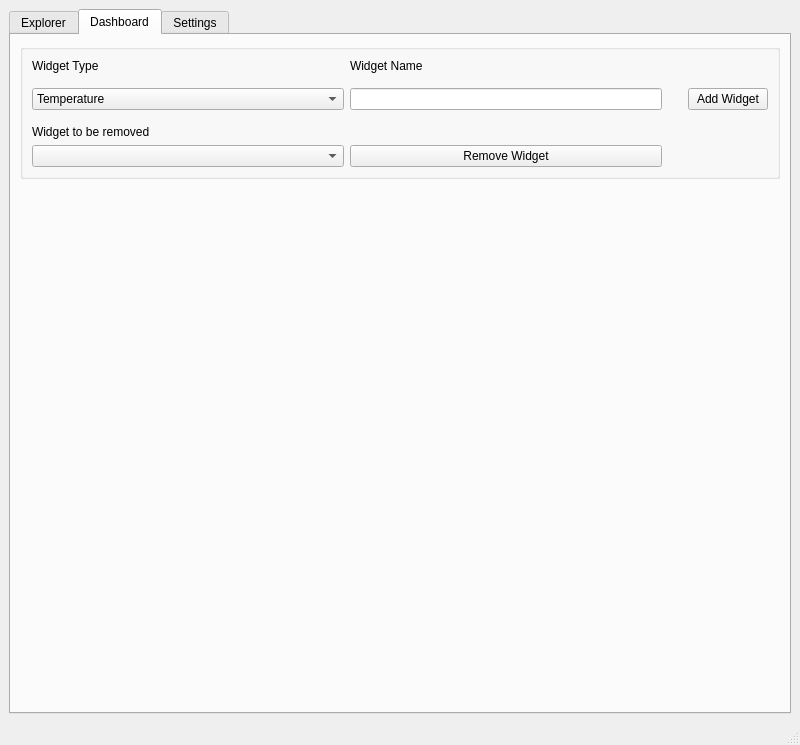
First picture: the form in src/mainwindow.ui, repository petak5/ICP, before the edit.
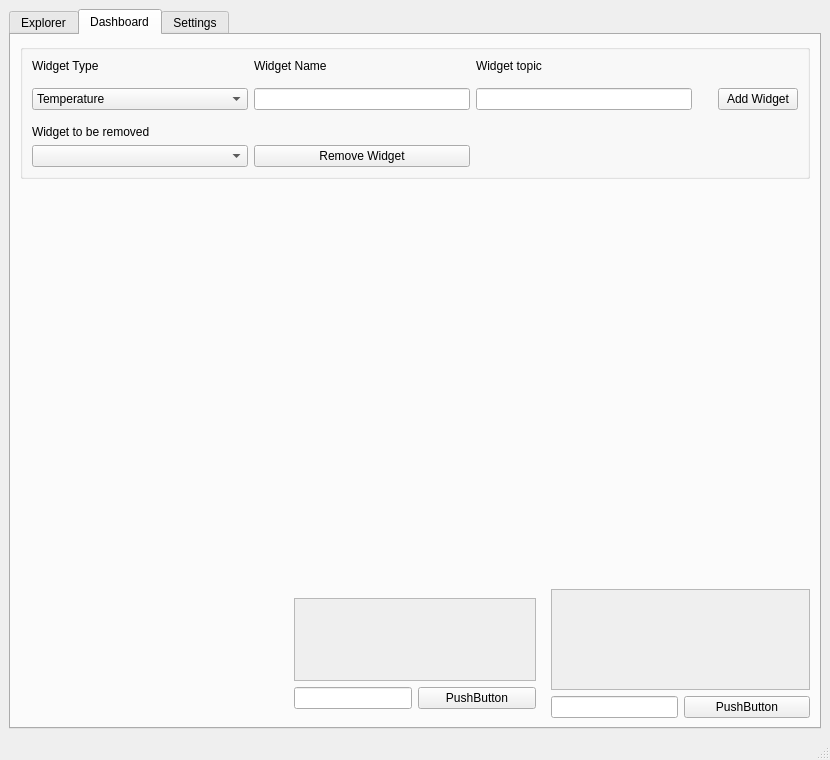
Second picture: the form after the edit.

Commit message: Added topic selection and basic views to dashboard

Diff of the .ui file:
```diff
--- a/src/mainwindow.ui
+++ b/src/mainwindow.ui
@@ -6,8 +6,8 @@
    <rect>
     <x>0</x>
     <y>0</y>
-    <width>800</width>
-    <height>745</height>
+    <width>830</width>
+    <height>760</height>
    </rect>
   </property>
   <property name="windowTitle">
@@ -324,7 +324,7 @@
              </property>
             </widget>
            </item>
-           <item row="1" column="2">
+           <item row="1" column="3">
             <spacer name="verticalSpacer">
              <property name="orientation">
               <enum>Qt::Vertical</enum>
@@ -340,7 +340,7 @@
              </property>
             </spacer>
            </item>
-           <item row="1" column="3">
+           <item row="1" column="4">
             <widget class="QPushButton" name="widgetAddButton">
              <property name="text">
               <string>Add Widget</string>
@@ -367,6 +367,13 @@
              </property>
             </widget>
            </item>
+           <item row="2" column="0">
+            <widget class="QLabel" name="label_3">
+             <property name="text">
+              <string>Widget to be removed</string>
+             </property>
+            </widget>
+           </item>
            <item row="1" column="0">
             <widget class="QComboBox" name="widgetAddBox">
              <property name="sizePolicy">
@@ -387,10 +394,13 @@
              </item>
             </widget>
            </item>
-           <item row="2" column="0">
-            <widget class="QLabel" name="label_3">
+           <item row="1" column="2">
+            <widget class="QLineEdit" name="widgetTopicText"/>
+           </item>
+           <item row="0" column="2">
+            <widget class="QLabel" name="widgetTopicLabel">
              <property name="text">
-              <string>Widget to be removed</string>
+              <string>Widget topic</string>
              </property>
             </widget>
            </item>
@@ -402,41 +412,125 @@
           <property name="sizeConstraint">
            <enum>QLayout::SetDefaultConstraint</enum>
           </property>
+          <item row="1" column="1">
+           <widget class="QWidget" name="widget_5" native="true"/>
+          </item>
           <item row="1" column="2">
            <widget class="QWidget" name="widget_6" native="true"/>
           </item>
           <item row="0" column="2">
            <widget class="QWidget" name="widget_3" native="true"/>
           </item>
-          <item row="2" column="2">
-           <widget class="QWidget" name="widget_9" native="true"/>
-          </item>
-          <item row="2" column="1">
-           <widget class="QWidget" name="widget_8" native="true"/>
-          </item>
-          <item row="1" column="1">
-           <widget class="QWidget" name="widget_5" native="true"/>
-          </item>
           <item row="0" column="1">
            <widget class="QWidget" name="widget_2" native="true"/>
           </item>
           <item row="0" column="0">
            <widget class="QWidget" name="widget_1" native="true"/>
           </item>
-          <item row="1" column="0">
-           <widget class="QWidget" name="widget_4" native="true"/>
-          </item>
-          <item row="2" column="0">
-           <widget class="QWidget" name="widget_7" native="true"/>
-          </item>
           <item row="3" column="0">
            <widget class="QWidget" name="widget_10" native="true"/>
           </item>
+          <item row="2" column="2">
+           <widget class="QWidget" name="widget_9" native="true"/>
+          </item>
+          <item row="1" column="0">
+           <widget class="QWidget" name="widget_4" native="true"/>
+          </item>
           <item row="3" column="1">
-           <widget class="QWidget" name="widget_11" native="true"/>
+           <widget class="QWidget" name="gridWidget" native="true">
+            <layout class="QGridLayout" name="gridLayout_4">
+             <item row="1" column="1">
+              <widget class="QPushButton" name="pushButton_2">
+               <property name="text">
+                <string>PushButton</string>
+               </property>
+              </widget>
+             </item>
+             <item row="1" column="0">
+              <widget class="QLineEdit" name="lineEdit_2">
+               <property name="sizePolicy">
+                <sizepolicy hsizetype="Preferred" vsizetype="Fixed">
+                 <horstretch>0</horstretch>
+                 <verstretch>0</verstretch>
+                </sizepolicy>
+               </property>
+              </widget>
+             </item>
+             <item row="0" column="0" colspan="2">
+              <widget class="QScrollArea" name="scrollArea_2">
+               <property name="sizePolicy">
+                <sizepolicy hsizetype="Preferred" vsizetype="Preferred">
+                 <horstretch>0</horstretch>
+                 <verstretch>0</verstretch>
+                </sizepolicy>
+               </property>
+               <property name="widgetResizable">
+                <bool>true</bool>
+               </property>
+               <widget class="QWidget" name="scrollAreaWidgetContents_2">
+                <property name="geometry">
+                 <rect>
+                  <x>0</x>
+                  <y>0</y>
+                  <width>254</width>
+                  <height>85</height>
+                 </rect>
+                </property>
+               </widget>
+              </widget>
+             </item>
+            </layout>
+           </widget>
           </item>
           <item row="3" column="2">
-           <widget class="QWidget" name="widget_12" native="true"/>
+           <layout class="QGridLayout" name="gridLayout_3">
+            <item row="1" column="0">
+             <widget class="QLineEdit" name="lineEdit">
+              <property name="sizePolicy">
+               <sizepolicy hsizetype="Preferred" vsizetype="Fixed">
+                <horstretch>0</horstretch>
+                <verstretch>0</verstretch>
+               </sizepolicy>
+              </property>
+             </widget>
+            </item>
+            <item row="1" column="1">
+             <widget class="QPushButton" name="pushButton">
+              <property name="text">
+               <string>PushButton</string>
+              </property>
+             </widget>
+            </item>
+            <item row="0" column="0" colspan="2">
+             <widget class="QScrollArea" name="scrollArea">
+              <property name="sizePolicy">
+               <sizepolicy hsizetype="Preferred" vsizetype="Preferred">
+                <horstretch>0</horstretch>
+                <verstretch>0</verstretch>
+               </sizepolicy>
+              </property>
+              <property name="widgetResizable">
+               <bool>true</bool>
+              </property>
+              <widget class="QWidget" name="scrollAreaWidgetContents">
+               <property name="geometry">
+                <rect>
+                 <x>0</x>
+                 <y>0</y>
+                 <width>255</width>
+                 <height>85</height>
+                </rect>
+               </property>
+              </widget>
+             </widget>
+            </item>
+           </layout>
+          </item>
+          <item row="2" column="1">
+           <widget class="QWidget" name="widget_8" native="true"/>
+          </item>
+          <item row="2" column="0">
+           <widget class="QWidget" name="widget_7" native="true"/>
           </item>
          </layout>
         </item>
@@ -811,7 +905,7 @@
     <rect>
      <x>0</x>
      <y>0</y>
-     <width>800</width>
+     <width>830</width>
      <height>22</height>
     </rect>
    </property>
```
The commit also changes 1 other file.
